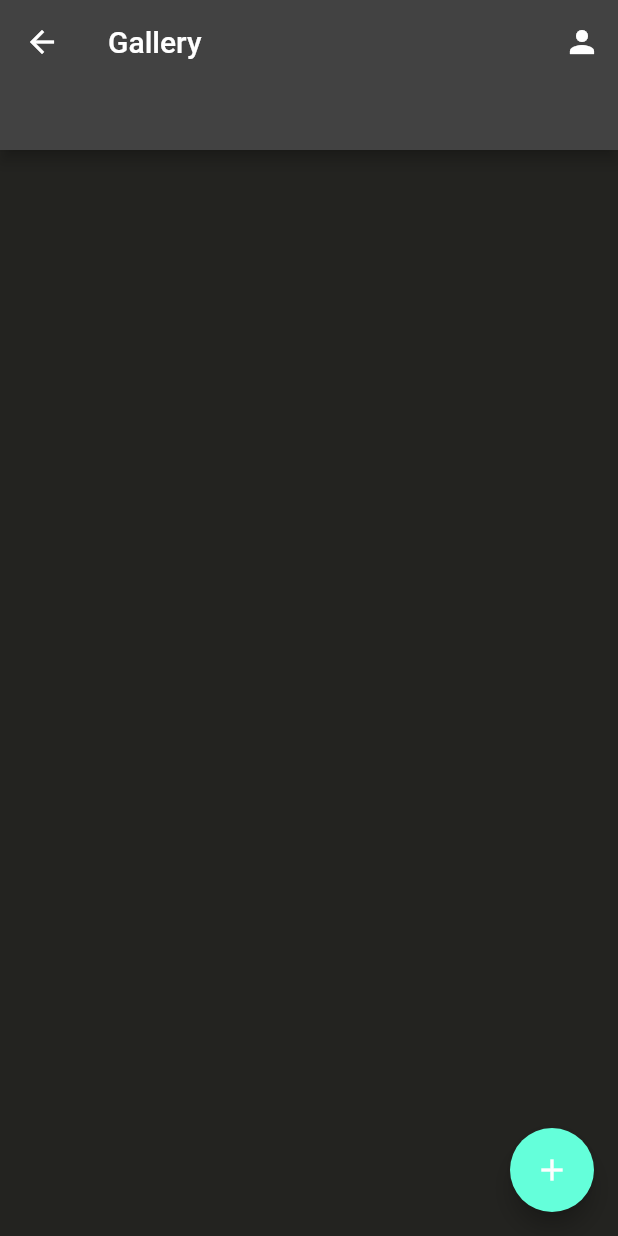
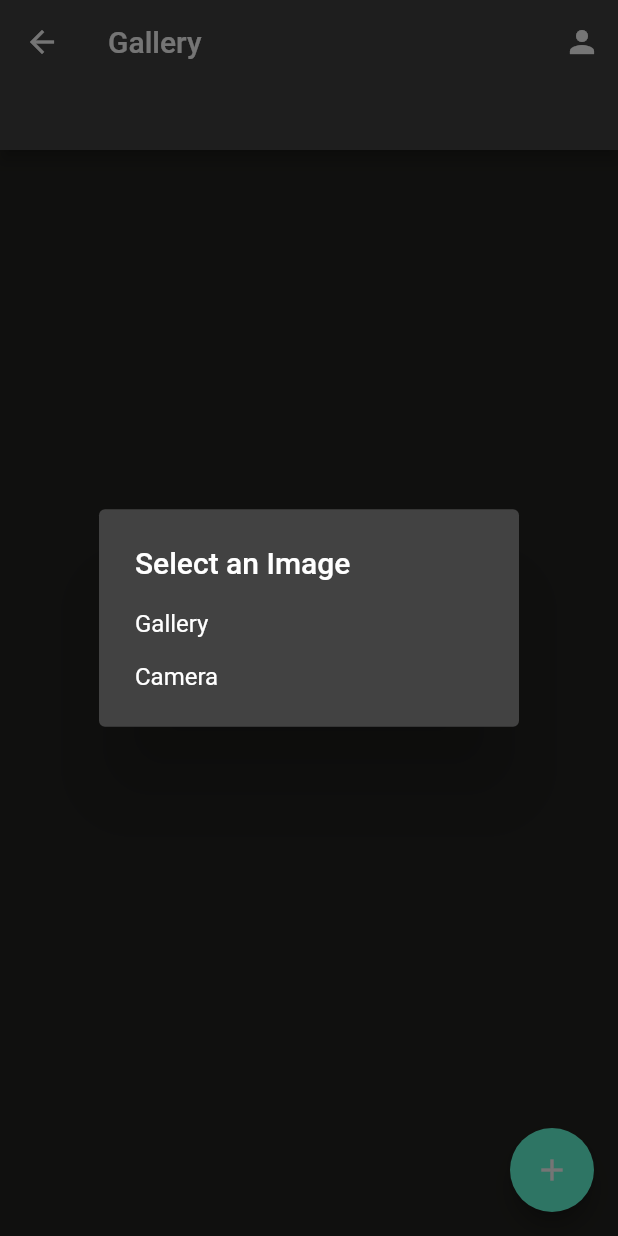
Before and after one commit to rae-el/gallery_app, a Flutter app: the HomeView screen opened by its route, after a tap on the "add" icon, on a phone screen of 412 x 824 dp. Run offline on Flutter 3.47's test engine with Material 2 defaults, Android fonts, the phone set to English and light mode, and no system bars; our stand-ins replace cloud_firestore, firebase_auth, firebase_core, image_picker, stacked, stacked_core and 1 more; accounts and stored records are empty.

Commit message:
Success adding real image to collection

```diff
--- a/lib/ui/home/home_view.dart
+++ b/lib/ui/home/home_view.dart
@@ -71,7 +71,9 @@ class HomeState extends State<HomePage> {
                 ),
               ),
               floatingActionButton: FloatingActionButton(
-                onPressed: model.addImage,
+                onPressed: () async {
+                  await model.openPickerDialog(context);
+                },
                 child: const Icon(
                   Icons.add,
                   color: textColour,
--- a/lib/ui/home/home_view_model.dart
+++ b/lib/ui/home/home_view_model.dart
@@ -1,6 +1,8 @@
 import 'package:cloud_firestore/cloud_firestore.dart';
 import 'package:flutter/material.dart';
+import 'package:flutter/services.dart';
 import 'package:gallery_app/models/gallery.dart';
+import 'package:image_picker/image_picker.dart';
 import 'package:stacked/stacked.dart';
 import 'package:stacked_services/stacked_services.dart';
 
@@ -49,10 +51,67 @@ class HomeViewModel extends BaseViewModel implements Initialisable {
     }
   }
 
-  Future<bool> addImage() async {
+  //repeated code
+  Future? openPicker({required String source}) async {
+    ImagePicker picker = ImagePicker();
+    XFile? image;
+    if (source == "gallery") {
+      image = await picker.pickImage(source: ImageSource.gallery);
+    }
+    if (source == "camera") {
+      image = await picker.pickImage(source: ImageSource.camera);
+    } else {
+      print('source not set');
+      return;
+    }
+    try {
+      if (image == null) {
+        print('image null');
+        return;
+      } else {
+        String? newImagePath = image.path;
+        addImage(newImagePath);
+        // add confirmation window?
+        notifyListeners();
+        navigationService.back();
+        return;
+      }
+    } on PlatformException catch (e) {
+      print(e);
+      return;
+    }
+  }
+
+  //repeated code
+  Future<void> openPickerDialog(context) async {
+    await showDialog<void>(
+      context: context,
+      builder: (BuildContext context) {
+        return SimpleDialog(
+          title: const Text('Select an Image'),
+          children: <Widget>[
+            SimpleDialogOption(
+              onPressed: () async {
+                await openPicker(source: 'gallery');
+              },
+              child: const Text('Gallery'),
+            ),
+            SimpleDialogOption(
+              onPressed: () async {
+                await openPicker(source: 'camera');
+              },
+              child: const Text('Camera'),
+            ),
+          ],
+        );
+      },
+    );
+  }
+
+  Future<bool> addImage(String path) async {
     try {
       ThisImage image =
-          ThisImage(path: 'testimage', favourite: false, date: Timestamp.now());
+          ThisImage(path: path, favourite: false, date: Timestamp.now());
       await galleryService.addImageToGallery(image, _galleryId);
       return true;
     } catch (e) {
```
